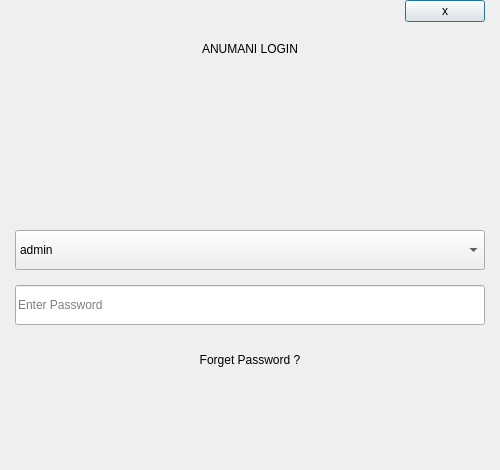
Before: the Qt Designer form Project/ui/login.ui in Selvam-T/POS, drawn with Qt 5.
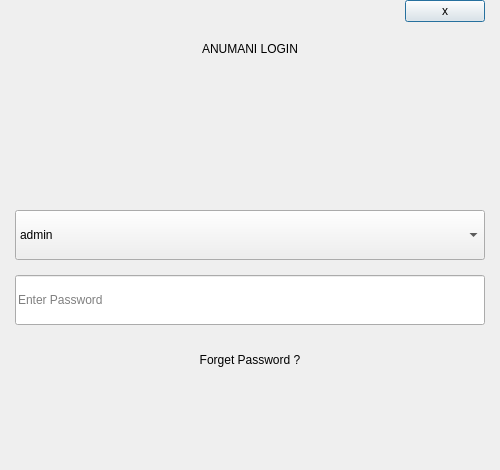
After: the same form once the commit is applied.

The edit to the form file:
```diff
--- a/Project/ui/login.ui
+++ b/Project/ui/login.ui
@@ -155,7 +155,7 @@
        <property name="minimumSize">
         <size>
          <width>0</width>
-         <height>40</height>
+         <height>50</height>
         </size>
        </property>
        <property name="echoMode">
@@ -171,7 +171,7 @@
        <property name="minimumSize">
         <size>
          <width>0</width>
-         <height>40</height>
+         <height>50</height>
         </size>
        </property>
        <item>
```
Left out of the diff: 13 changed lines with no effect on the pictures.
